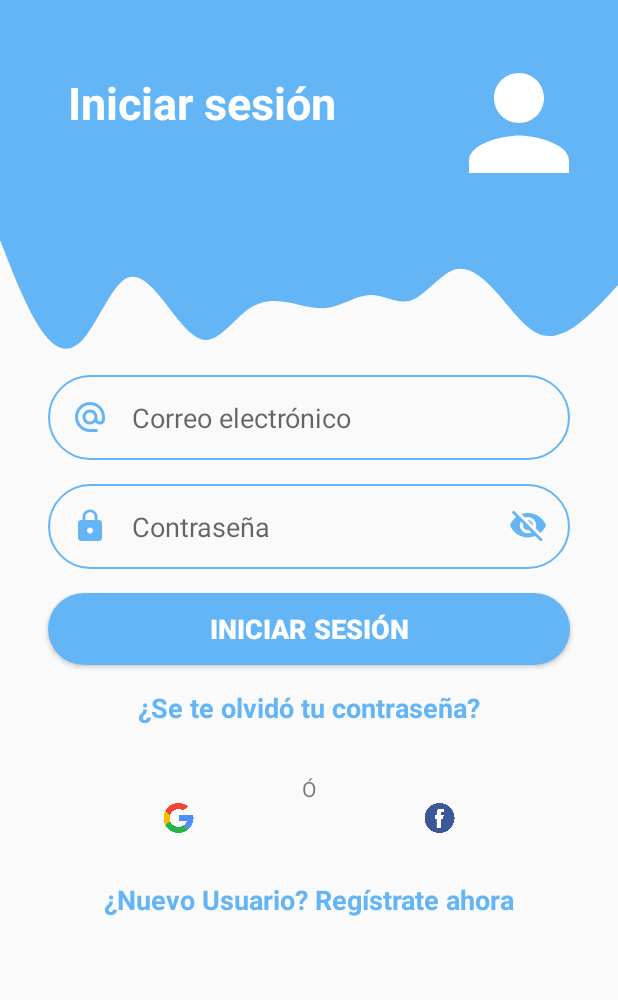
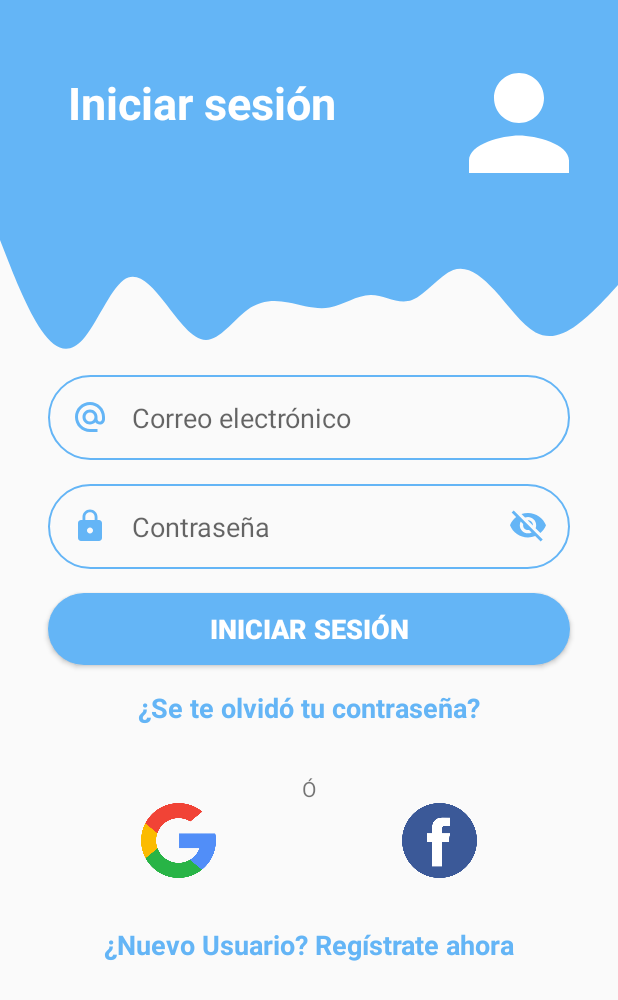
Before and after one commit to miguel192227/TecnicAll_completo, an Android app: the screen it shows after launch (MainActivity), on a phone screen of 412 x 824 dp. Shown: the top 1000 px of the screen. Run offline under Robolectric (Android 15) with nearby library versions, the phone set to English and light mode, and no system bars.

Commit message:
cambio de tamaño linearlayout
cambio de tamaño linearlayout

```diff
--- a/app/src/main/res/layout/activity_main.xml
+++ b/app/src/main/res/layout/activity_main.xml
@@ -1,12 +1,11 @@
 <?xml version="1.0" encoding="utf-8"?>
 <ScrollView xmlns:android="http://schemas.android.com/apk/res/android"
-    android:layout_width="match_parent"
+            xmlns:app="http://schemas.android.com/apk/res-auto" xmlns:tools="http://schemas.android.com/tools"
+            android:layout_width="match_parent"
     android:layout_height="match_parent"
     android:fillViewport="true">
 
-    <androidx.constraintlayout.widget.ConstraintLayout xmlns:android="http://schemas.android.com/apk/res/android"
-        xmlns:app="http://schemas.android.com/apk/res-auto"
-        xmlns:tools="http://schemas.android.com/tools"
+    <androidx.constraintlayout.widget.ConstraintLayout
         android:id="@+id/contenedorPrincipal"
         android:layout_width="match_parent"
         android:layout_height="match_parent"
@@ -137,7 +136,7 @@
         <LinearLayout
             android:id="@+id/linearLayout"
             android:layout_width="0dp"
-            android:layout_height="20dp"
+            android:layout_height="50dp"
             android:layout_marginStart="32dp"
             android:layout_marginEnd="32dp"
             android:orientation="horizontal"
@@ -150,14 +149,14 @@
                 android:layout_width="wrap_content"
                 android:layout_height="wrap_content"
                 android:layout_weight="1"
-                app:srcCompat="@drawable/google" />
+                app:srcCompat="@drawable/google"/>
 
             <ImageView
                 android:id="@+id/facebookLogin"
                 android:layout_width="wrap_content"
                 android:layout_height="wrap_content"
                 android:layout_weight="1"
-                app:srcCompat="@drawable/facebook" />
+                app:srcCompat="@drawable/facebook"/>
         </LinearLayout>
 
         <TextView
```
